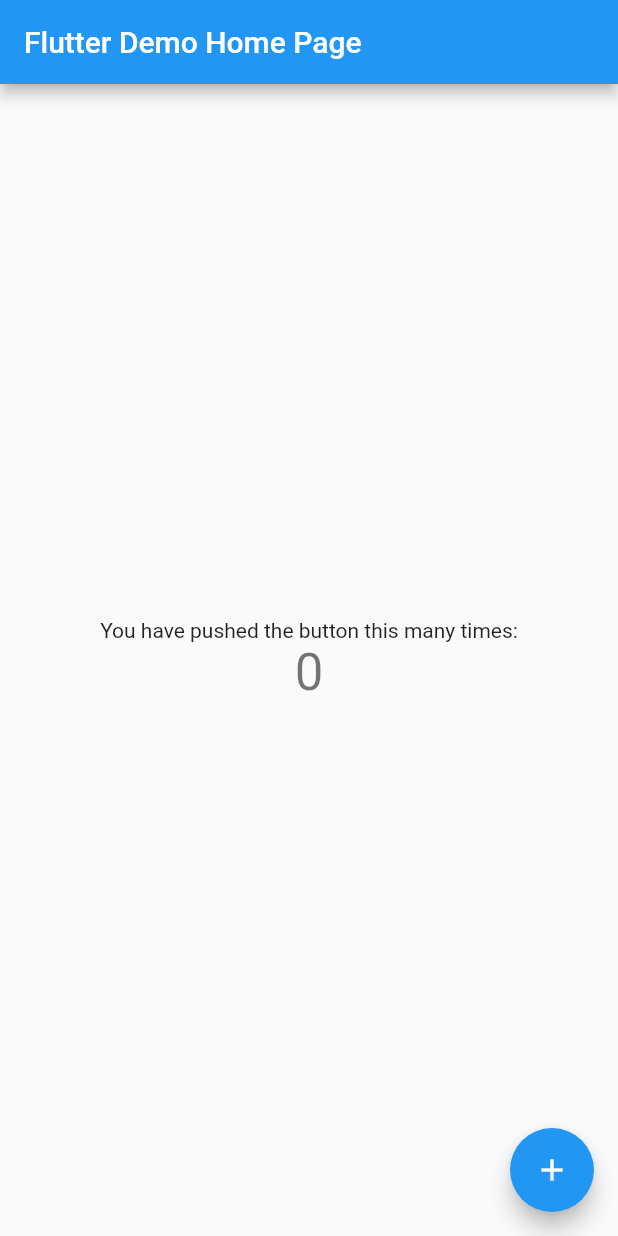
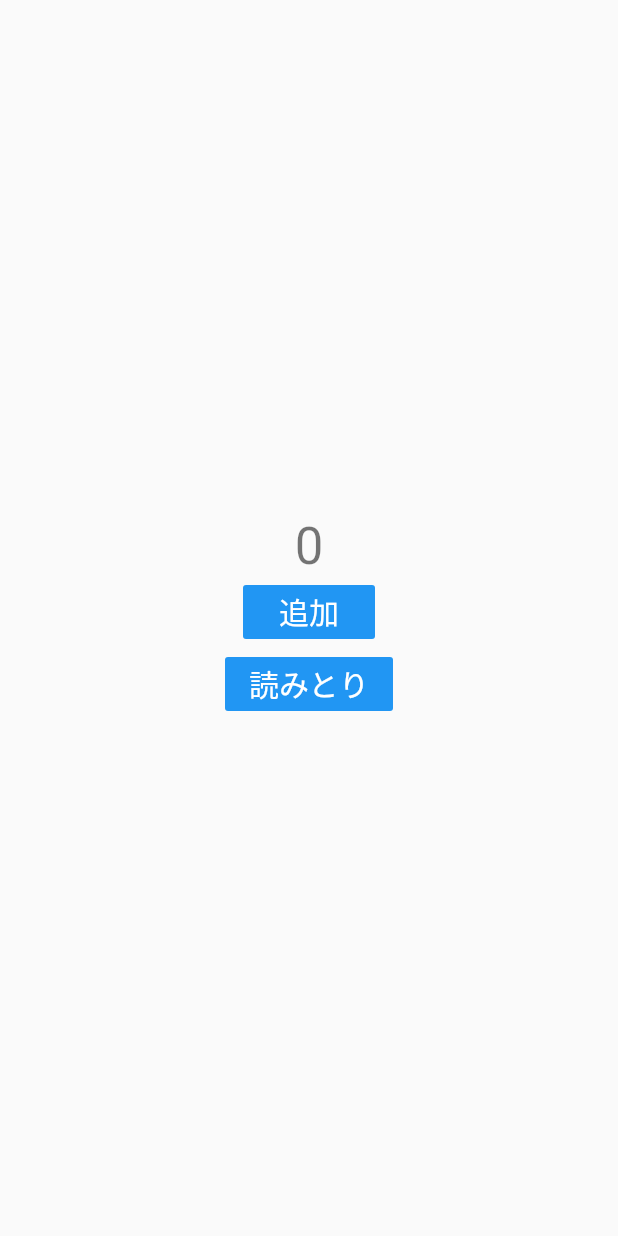
Before and after one commit to jw-fujibayashi/test-flutter-firebase, a Flutter app: the screen it shows after launch, on a phone screen of 412 x 824 dp. Run offline on Flutter 3.47's test engine with Material 2 defaults, Android fonts, the phone set to English and light mode, and no system bars; our stand-ins replace cloud_firestore, firebase_core; accounts and stored records are empty.

Commit message:
追加ボタンと読みとりボタンの追加

```diff
--- a/lib/main.dart
+++ b/lib/main.dart
@@ -2,7 +2,6 @@ import 'package:flutter/material.dart';
 
 // firebase_coreをimportする
 import 'package:firebase_core/firebase_core.dart';
-import 'package:firebase_auth/firebase_auth.dart';
 import 'package:cloud_firestore/cloud_firestore.dart';
 
 // mainをasyncにしてしまう
@@ -10,12 +9,6 @@ Future<void> main() async {
   // 2行追記
   WidgetsFlutterBinding.ensureInitialized();
   await Firebase.initializeApp();
-
-  // とりあえずFirebaseAuthに
-  // await FirebaseAuth.instance.signInAnonymously();
-
-  // とりあえずFirestoreへ書き込んで見るテストコード
-  await FirebaseFirestore.instance.collection('baby').add({'hoge': 'piyo'});
 
   runApp(MyApp());
 }
@@ -69,15 +62,25 @@ class MyHomePage extends StatefulWidget {
 class _MyHomePageState extends State<MyHomePage> {
   int _counter = 0;
 
-  void _incrementCounter() {
+  void _postFireStore() async {
     setState(() {
-      // This call to setState tells the Flutter framework that something has
-      // changed in this State, which causes it to rerun the build method below
-      // so that the display can reflect the updated values. If we changed
-      // _counter without calling setState(), then the build method would not be
-      // called again, and so nothing would appear to happen.
       _counter++;
     });
+
+    // とりあえずFirestoreへ書き込んで見るテストコード
+    await FirebaseFirestore.instance
+        .collection('baby')
+        .doc(_counter.toString())
+        .set({'hoge': _counter});
+  }
+
+  void _readFireStore() async {
+    final test = await FirebaseFirestore.instance
+        .collection('baby')
+        .doc(_counter.toString())
+        .get();
+
+    print(test.data());
   }
 
   @override
@@ -88,12 +91,12 @@ class _MyHomePageState extends State<MyHomePage> {
     // The Flutter framework has been optimized to make rerunning build methods
     // fast, so that you can just rebuild anything that needs updating rather
     // than having to individually change instances of widgets.
-    return Scaffold(
-      appBar: AppBar(
-        // Here we take the value from the MyHomePage object that was created by
-        // the App.build method, and use it to set our appbar title.
-        title: Text(widget.title),
-      ),
+    var scaffold = Scaffold(
+      // appBar: AppBar(
+      //   // Here we take the value from the MyHomePage object that was created by
+      //   // the App.build method, and use it to set our appbar title.
+      //   title: Text(widget.title),
+      // ),
       body: Center(
         // Center is a layout widget. It takes a single child and positions it
         // in the middle of the parent.
@@ -114,21 +117,33 @@ class _MyHomePageState extends State<MyHomePage> {
           // horizontal).
           mainAxisAlignment: MainAxisAlignment.center,
           children: <Widget>[
-            Text(
-              'You have pushed the button this many times:',
-            ),
+            // Text(
+            //   'You have pushed the button this many times:',
+            // ),
             Text(
               '$_counter',
               style: Theme.of(context).textTheme.headline4,
             ),
+            FlatButton(
+              onPressed: _postFireStore,
+              color: Colors.blue,
+              child: Text(
+                '追加',
+                style: TextStyle(color: Colors.white, fontSize: 20.0),
+              ),
+            ),
+            FlatButton(
+              onPressed: _readFireStore,
+              color: Colors.blue,
+              child: Text(
+                '読みとり',
+                style: TextStyle(color: Colors.white, fontSize: 20.0),
+              ),
+            ),
           ],
         ),
       ),
-      floatingActionButton: FloatingActionButton(
-        onPressed: _incrementCounter,
-        tooltip: 'Increment',
-        child: Icon(Icons.add),
-      ), // This trailing comma makes auto-formatting nicer for build methods.
     );
+    return scaffold;
   }
 }
```
